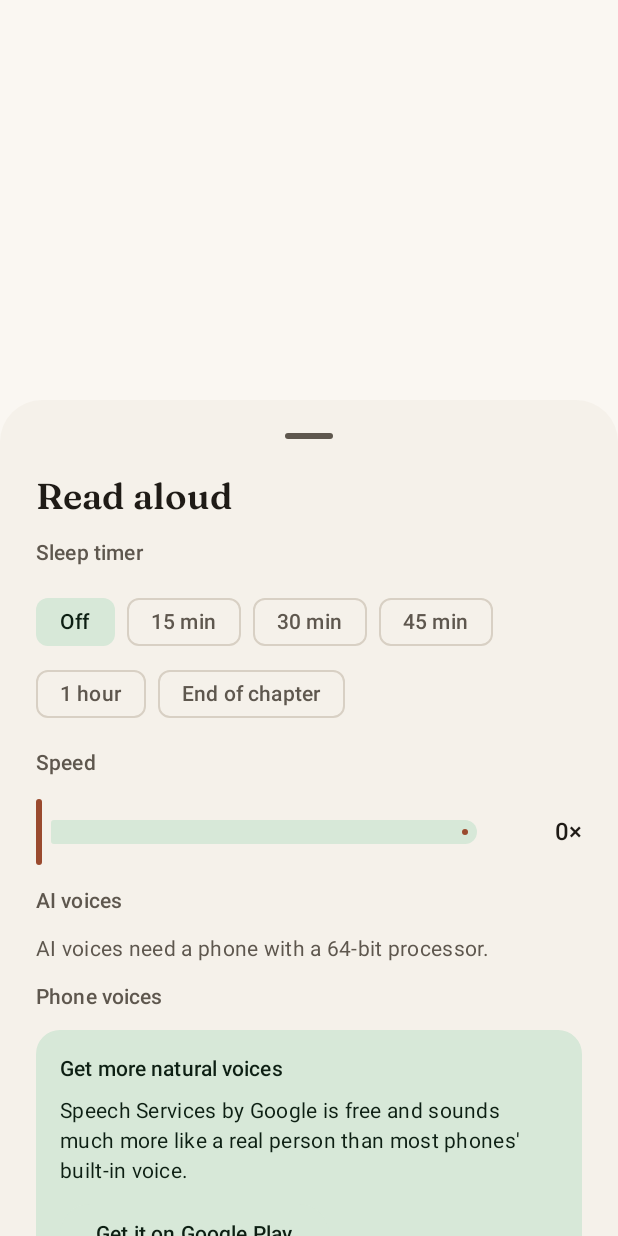
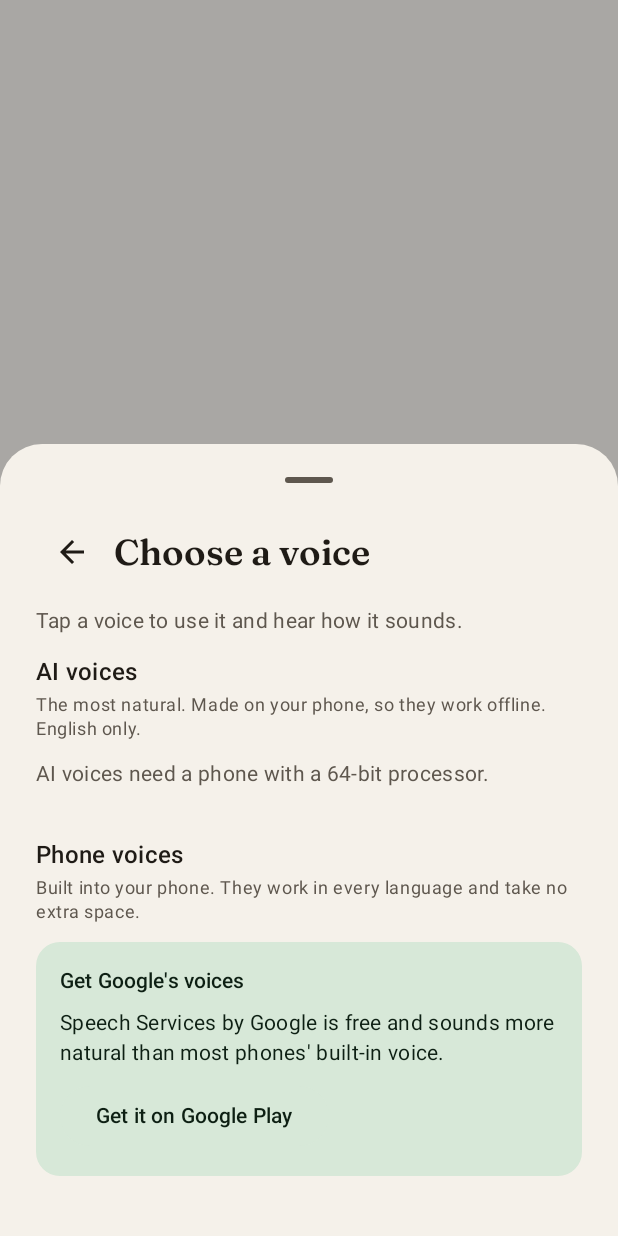
Before and after one commit to Loos3n/FOLIO, an Android app built with Jetpack Compose: the composable ReadAloudSheet called with empty values, after a tap on "Get it on Google Play", on a phone screen of 412 x 824 dp. Run offline under Robolectric (Android 15) with nearby library versions, the phone set to English and light mode, and no system bars; libraries missing offline, so code that uses them is left out: org.apache.commons; network calls fail; Roboto replaces fonts that are not available here; 1 other tap on this screen came first.

Commit message:
Simpler read-aloud menu: one voice line, choose on its own page
The read-aloud sheet now shows the current voice on one line with a play button. Change
opens a voice page listing every AI voice by name, then the phone's voices. Tapping a voice
picks it and plays a sample.

Co-Authored-By: Claude Opus 5.5 <noreply@anthropic.com>
Claude-Session: https://claude.ai/code/session_0121Yu15wsicULE9vK7L2SNH

```diff
--- a/app/src/main/java/com/folio/reader/ui/reader/ReaderSheets.kt
+++ b/app/src/main/java/com/folio/reader/ui/reader/ReaderSheets.kt
@@ -28,6 +28,10 @@ import androidx.compose.foundation.text.KeyboardActions
 import androidx.compose.foundation.text.KeyboardOptions
 import androidx.compose.foundation.verticalScroll
 import androidx.compose.material.icons.Icons
+import com.folio.reader.audio.AiVoices
+import androidx.compose.runtime.saveable.rememberSaveable
+import androidx.compose.material.icons.automirrored.filled.ArrowBack
+import androidx.activity.compose.BackHandler
 import androidx.compose.material.icons.filled.Check
 import androidx.compose.material.icons.filled.Close
 import androidx.compose.material.icons.filled.Edit
@@ -46,7 +50,6 @@ import androidx.compose.material3.MaterialTheme
 import androidx.compose.material3.ModalBottomSheet
 import androidx.compose.material3.OutlinedButton
 import androidx.compose.material3.OutlinedTextField
-import androidx.compose.material3.RadioButton
 import androidx.compose.material3.Slider
 import androidx.compose.material3.Surface
 import androidx.compose.material3.Text
@@ -455,7 +458,7 @@ internal fun DictionarySheet(term: String, onWebSearch: () -> Unit, onDismiss: (
     }
 }
 
-/** Read-aloud options: sleep timer, speed and voice. */
+/** Read-aloud options: sleep timer, speed and voice. The voice opens its own page to choose from. */
 @OptIn(ExperimentalLayoutApi::class)
 @Composable
 internal fun ReadAloudSheet(
@@ -469,20 +472,21 @@ internal fun ReadAloudSheet(
     languageMissing: Boolean,
     /** Why the chosen AI voice couldn't be used, if it couldn't. */
     aiError: String?,
-    onEngine: (String?) -> Unit,
+    /** Chooses an engine and voice together; [hear] plays a sample once it's ready. */
+    onPick: (engine: String?, voice: String?, hear: Boolean) -> Unit,
     onGetGoogle: () -> Unit,
     onDownloadVoices: () -> Unit,
     rate: Float,
     /** Minutes left on the timer, if one is set. */
     sleepMinutes: Int?,
     sleepAtChapterEnd: Boolean,
-    onVoice: (String?) -> Unit,
-    /** Plays a short sample of a voice (null = automatic). */
-    onPreview: (String?) -> Unit,
+    /** Plays a short sample of the current voice. */
+    onPreview: () -> Unit,
     onRate: (Float) -> Unit,
     onSleep: (minutes: Int?, chapterEnd: Boolean) -> Unit,
     onDismiss: () -> Unit,
 ) {
+    var picking by rememberSaveable { mutableStateOf(false) }
     ModalBottomSheet(onDismissRequest = onDismiss, sheetState = rememberModalBottomSheetState(skipPartiallyExpanded = true)) {
         Column(
             Modifier
@@ -491,7 +495,66 @@ internal fun ReadAloudSheet(
                 .padding(bottom = 28.dp),
             verticalArrangement = Arrangement.spacedBy(12.dp),
         ) {
+            if (picking) {
+                BackHandler { picking = false }
+                VoicePicker(
+                    voices, voice, engines, engine, engineInUse, googleMissingVoices, languageMissing, aiError,
+                    onPick, onGetGoogle, onDownloadVoices, onBack = { picking = false },
+                )
+                return@Column
+            }
             Text("Read aloud", style = MaterialTheme.typography.headlineSmall)
+
+            Text("Voice", style = MaterialTheme.typography.labelLarge, color = MaterialTheme.colorScheme.onSurfaceVariant)
+            val ai = AiVoices.byEngine(engineInUse)
+            val (title, kind) = if (ai != null) {
+                splitSpeaker(ai.speakers.getOrNull(voice?.toIntOrNull() ?: 0) ?: "Voice").first to "AI voice \u00b7 ${ai.name}"
+            } else {
+                (voices.firstOrNull { it.name == voice }?.label ?: "Best available voice") to
+                    "Phone voice \u00b7 " + (engines.firstOrNull { it.name == engineInUse }?.let(::engineName) ?: "your phone")
+            }
+            Surface(
+                onClick = { picking = true },
+                shape = RoundedCornerShape(16.dp),
+                color = MaterialTheme.colorScheme.surfaceContainerHigh,
+                modifier = Modifier.fillMaxWidth(),
+            ) {
+                Row(Modifier.padding(start = 16.dp, end = 8.dp, top = 8.dp, bottom = 8.dp), verticalAlignment = Alignment.CenterVertically) {
+                    Column(Modifier.weight(1f)) {
+                        Text(title, style = MaterialTheme.typography.titleMedium, maxLines = 1, overflow = TextOverflow.Ellipsis)
+                        Text(kind, style = MaterialTheme.typography.bodySmall, color = MaterialTheme.colorScheme.onSurfaceVariant)
+                    }
+                    IconButton(onClick = onPreview) {
+                        Icon(Icons.Filled.PlayArrow, contentDescription = "Hear this voice", tint = MaterialTheme.colorScheme.primary)
+                    }
+                    Text("Change", style = MaterialTheme.typography.labelLarge, color = MaterialTheme.colorScheme.primary)
+                    Spacer(Modifier.width(8.dp))
+                }
+            }
+            if (ai == null && AiVoices.supported) {
+                Text(
+                    "Want it to sound more like a person? Tap Change for AI voices.",
+                    style = MaterialTheme.typography.bodySmall,
+                    color = MaterialTheme.colorScheme.onSurfaceVariant,
+                )
+            }
+
+            Text("Speed", style = MaterialTheme.typography.labelLarge, color = MaterialTheme.colorScheme.onSurfaceVariant)
+            Row(verticalAlignment = Alignment.CenterVertically) {
+                Slider(
+                    value = rate,
+                    onValueChange = { onRate((it * 20).roundToInt() / 20f) },
+                    valueRange = 0.5f..2f,
+                    modifier = Modifier.weight(1f),
+                )
+                Spacer(Modifier.width(12.dp))
+                Text(
+                    String.format(java.util.Locale.US, "%.2f", rate).trimEnd('0').trimEnd('.') + "\u00d7",
+                    style = MaterialTheme.typography.titleMedium,
+                    modifier = Modifier.width(56.dp),
+                    textAlign = TextAlign.End,
+                )
+            }
 
             Text("Sleep timer", style = MaterialTheme.typography.labelLarge, color = MaterialTheme.colorScheme.onSurfaceVariant)
             if (sleepMinutes != null) {
@@ -513,34 +576,56 @@ internal fun ReadAloudSheet(
                 }
                 FilterChip(selected = sleepAtChapterEnd, onClick = { onSleep(null, true) }, label = { Text("End of chapter") })
             }
-
-            Text("Speed", style = MaterialTheme.typography.labelLarge, color = MaterialTheme.colorScheme.onSurfaceVariant)
-            Row(verticalAlignment = Alignment.CenterVertically) {
-                Slider(
-                    value = rate,
-                    onValueChange = { onRate((it * 20).roundToInt() / 20f) },
-                    valueRange = 0.5f..2f,
-                    modifier = Modifier.weight(1f),
-                )
-                Spacer(Modifier.width(12.dp))
-                Text(
-                    String.format(java.util.Locale.US, "%.2f", rate).trimEnd('0').trimEnd('.') + "×",
-                    style = MaterialTheme.typography.titleMedium,
-                    modifier = Modifier.width(56.dp),
-                    textAlign = TextAlign.End,
-                )
+        }
+    }
 }
 
-            AiVoicesSection(engine = engine, aiError = aiError, onEngine = onEngine)
+/** A voice engine's everyday name: "Google" rather than "Speech Recognition and Synthesis from Google". */
+private fun engineName(e: ReadAloud.EngineOption): String = when {
+    e.name == ReadAloud.GOOGLE_TTS -> "Google"
+    e.label.contains("Samsung", ignoreCase = true) -> "Samsung"
+    else -> e.label
+}
 
-            Text("Phone voices", style = MaterialTheme.typography.labelLarge, color = MaterialTheme.colorScheme.onSurfaceVariant)
+/** Every voice in one list: AI voices first, then the phone's own. */
+@Composable
+private fun VoicePicker(
+    voices: List<ReadAloud.VoiceOption>,
+    voice: String?,
+    engines: List<ReadAloud.EngineOption>,
+    engine: String?,
+    engineInUse: String?,
+    googleMissingVoices: Boolean,
+    languageMissing: Boolean,
+    aiError: String?,
+    onPick: (engine: String?, voice: String?, hear: Boolean) -> Unit,
+    onGetGoogle: () -> Unit,
+    onDownloadVoices: () -> Unit,
+    onBack: () -> Unit,
+) {
+    Row(verticalAlignment = Alignment.CenterVertically) {
+        IconButton(onClick = onBack) { Icon(Icons.AutoMirrored.Filled.ArrowBack, contentDescription = "Back") }
+        Spacer(Modifier.width(4.dp))
+        Text("Choose a voice", style = MaterialTheme.typography.headlineSmall)
+    }
+    Text(
+        "Tap a voice to use it and hear how it sounds.",
+        style = MaterialTheme.typography.bodyMedium,
+        color = MaterialTheme.colorScheme.onSurfaceVariant,
+    )
+
+    AiVoicePicker(engine = engine, voice = voice, aiError = aiError, onPick = onPick)
+
+    Spacer(Modifier.height(8.dp))
+    SectionTitle("Phone voices", "Built into your phone. They work in every language and take no extra space.")
+    val usingAi = AiVoices.byEngine(engineInUse) != null
     val google = engines.firstOrNull { it.name == ReadAloud.GOOGLE_TTS }
     if (google == null) {
         Surface(shape = RoundedCornerShape(16.dp), color = MaterialTheme.colorScheme.secondaryContainer) {
             Column(Modifier.padding(16.dp), verticalArrangement = Arrangement.spacedBy(8.dp)) {
-                        Text("Get more natural voices", style = MaterialTheme.typography.titleSmall)
+                Text("Get Google's voices", style = MaterialTheme.typography.titleSmall)
                 Text(
-                            "Speech Services by Google is free and sounds much more like a real person than most phones' built-in voice.",
+                    "Speech Services by Google is free and sounds more natural than most phones' built-in voice.",
                     style = MaterialTheme.typography.bodyMedium,
                 )
                 FilledTonalButton(onClick = onGetGoogle) { Text("Get it on Google Play") }
@@ -548,71 +633,30 @@ internal fun ReadAloudSheet(
         }
     }
     Column {
-                VoiceRow(
-                    "Automatic",
-                    if (google != null) "Google's voices when they're downloaded" else "Your phone's default voice",
-                    engine == null,
-                ) { onEngine(null) }
         engines.forEach { e ->
-                    VoiceRow(e.label, if (e.name == engineInUse) "Reading now" else null, engine == e.name) { onEngine(e.name) }
+            val selected = !usingAi && engineInUse == e.name
+            PickRow(engineName(e), if (e.name == ReadAloud.GOOGLE_TTS) "Usually the best phone voice" else null, selected) {
+                onPick(e.name, null, true)
             }
-            }
+            if (selected) {
+                Column(Modifier.padding(start = 16.dp)) {
+                    PickRow("Best available", "Picked for you", voice == null) { onPick(e.name, null, true) }
+                    voices.forEach { v -> PickRow(v.label, v.detail, voice == v.name) { onPick(e.name, v.name, true) } }
                     if (googleMissingVoices || languageMissing) {
                         Text(
                             if (googleMissingVoices) {
-                        "Google's voice for this book's language isn't downloaded yet, so your phone's own voice is reading. Download it for a more natural sound."
+                                "Google's voice for this book's language isn't downloaded yet, so your phone's own voice is reading."
                             } else {
-                        "This voice engine has no voice downloaded for this book's language yet."
+                                "This engine has no voice downloaded for this book's language yet."
                             },
                             style = MaterialTheme.typography.bodyMedium,
                             color = MaterialTheme.colorScheme.primary,
+                            modifier = Modifier.padding(horizontal = 8.dp, vertical = 4.dp),
                         )
                     }
-            if (google != null || languageMissing) {
-                TextButton(onClick = onDownloadVoices) { Text("Download more natural voices") }
-            }
-
-            Text("Voice", style = MaterialTheme.typography.labelLarge, color = MaterialTheme.colorScheme.onSurfaceVariant)
-            Column {
-                VoiceRow("Automatic", "The most natural voice on your phone", voice == null, onPlay = { onPreview(null) }) { onVoice(null) }
-                voices.forEach { v ->
-                    VoiceRow(v.label, v.detail, voice == v.name, onPlay = { onPreview(v.name) }) { onVoice(v.name) }
-                }
-                if (voices.isEmpty()) {
-                    Text(
-                        "Install more voices in your phone's text-to-speech settings.",
-                        style = MaterialTheme.typography.bodyMedium,
-                        color = MaterialTheme.colorScheme.onSurfaceVariant,
-                        modifier = Modifier.padding(vertical = 8.dp),
-                    )
+                    TextButton(onClick = onDownloadVoices) { Text("Download more ${engineName(e)} voices") }
                 }
             }
         }
     }
 }
-
-@Composable
-private fun VoiceRow(label: String, detail: String?, selected: Boolean, onPlay: (() -> Unit)? = null, onClick: () -> Unit) {
-    Row(
-        Modifier
-            .fillMaxWidth()
-            .clip(RoundedCornerShape(12.dp))
-            .clickable(onClick = onClick)
-            .padding(vertical = 4.dp),
-        verticalAlignment = Alignment.CenterVertically,
-    ) {
-        RadioButton(selected = selected, onClick = onClick)
-        Spacer(Modifier.width(8.dp))
-        Column(Modifier.weight(1f)) {
-            Text(label, style = MaterialTheme.typography.bodyLarge)
-            if (detail != null) {
-                Text(detail, style = MaterialTheme.typography.bodySmall, color = MaterialTheme.colorScheme.onSurfaceVariant)
-            }
-        }
-        if (onPlay != null) {
-            IconButton(onClick = onPlay) {
-                Icon(Icons.Filled.PlayArrow, contentDescription = "Hear $label", tint = MaterialTheme.colorScheme.primary)
-            }
-        }
-    }
-}
```
Also changed, not shown: app/src/main/java/com/folio/reader/ui/reader/AiVoicesSection.kt (+108 -43 lines), app/src/main/java/com/folio/reader/ui/reader/ReadAloud.kt (+23 -1 lines), app/src/main/java/com/folio/reader/ui/reader/ReaderScreen.kt (+5 -3 lines). Lines whose indentation alone changed are shown as unchanged.
